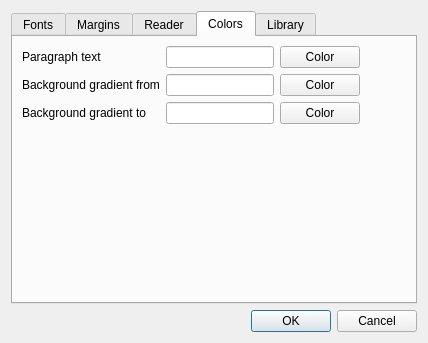
The window that src/booksettings.ui (mityunin/bkreader) describes before a commit, drawn with Qt 5.
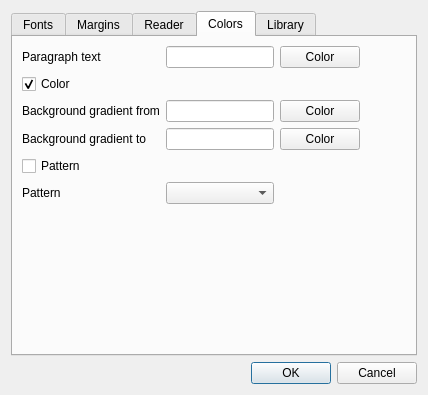
The same window after the commit. The open tabs and pages were chosen to show the change.

```diff
--- a/src/booksettings.ui
+++ b/src/booksettings.ui
@@ -7,7 +7,7 @@
     <x>0</x>
     <y>0</y>
     <width>428</width>
-    <height>331</height>
+    <height>395</height>
    </rect>
   </property>
   <property name="windowTitle">
@@ -17,7 +17,7 @@
    <item>
     <widget class="QTabWidget" name="tabWidget">
      <property name="currentIndex">
-      <number>1</number>
+      <number>3</number>
      </property>
      <widget class="QWidget" name="fonts_tab">
       <attribute name="title">
@@ -601,49 +601,49 @@
        <string>Colors</string>
       </attribute>
       <layout class="QGridLayout" name="gridLayout_2">
-       <item row="0" column="0">
+       <item row="1" column="0">
         <widget class="QLabel" name="label_22">
          <property name="text">
           <string>Paragraph text</string>
          </property>
         </widget>
        </item>
-       <item row="0" column="1">
+       <item row="1" column="1">
         <widget class="QLineEdit" name="editParagraphColor">
          <property name="readOnly">
           <bool>true</bool>
          </property>
         </widget>
        </item>
-       <item row="0" column="2">
-        <widget class="QPushButton" name="butParagraphColor">
-         <property name="text">
-          <string>Color</string>
-         </property>
-        </widget>
-       </item>
        <item row="1" column="2">
+        <widget class="QPushButton" name="butParagraphColor">
+         <property name="text">
+          <string>Color</string>
+         </property>
+        </widget>
+       </item>
+       <item row="3" column="2">
         <widget class="QPushButton" name="butBgColorFrom">
          <property name="text">
           <string>Color</string>
          </property>
         </widget>
        </item>
-       <item row="1" column="1">
+       <item row="3" column="1">
         <widget class="QLineEdit" name="editBgColorFrom">
          <property name="readOnly">
           <bool>true</bool>
          </property>
         </widget>
        </item>
-       <item row="1" column="0">
+       <item row="3" column="0">
         <widget class="QLabel" name="label_23">
          <property name="text">
           <string>Background gradient from</string>
          </property>
         </widget>
        </item>
-       <item row="3" column="1">
+       <item row="7" column="1">
         <spacer name="verticalSpacer">
          <property name="orientation">
           <enum>Qt::Vertical</enum>
@@ -656,7 +656,7 @@
          </property>
         </spacer>
        </item>
-       <item row="0" column="3">
+       <item row="1" column="3">
         <spacer name="horizontalSpacer">
          <property name="orientation">
           <enum>Qt::Horizontal</enum>
@@ -669,27 +669,54 @@
          </property>
         </spacer>
        </item>
-       <item row="2" column="2">
+       <item row="4" column="2">
         <widget class="QPushButton" name="butBgColorTo">
          <property name="text">
           <string>Color</string>
          </property>
         </widget>
        </item>
-       <item row="2" column="1">
+       <item row="4" column="1">
         <widget class="QLineEdit" name="editBgColorTo">
          <property name="readOnly">
           <bool>true</bool>
          </property>
         </widget>
        </item>
-       <item row="2" column="0">
+       <item row="4" column="0">
         <widget class="QLabel" name="label_24">
          <property name="text">
           <string>Background gradient to</string>
          </property>
         </widget>
        </item>
+       <item row="5" column="0">
+        <widget class="QCheckBox" name="chkSetPattern">
+         <property name="text">
+          <string>Pattern</string>
+         </property>
+        </widget>
+       </item>
+       <item row="2" column="0">
+        <widget class="QCheckBox" name="chkSetColor">
+         <property name="text">
+          <string>Color</string>
+         </property>
+         <property name="checked">
+          <bool>true</bool>
+         </property>
+        </widget>
+       </item>
+       <item row="6" column="0">
+        <widget class="QLabel" name="label_26">
+         <property name="text">
+          <string>Pattern</string>
+         </property>
+        </widget>
+       </item>
+       <item row="6" column="1">
+        <widget class="QComboBox" name="cbPattern"/>
+       </item>
       </layout>
      </widget>
      <widget class="QWidget" name="library_tab">
```
